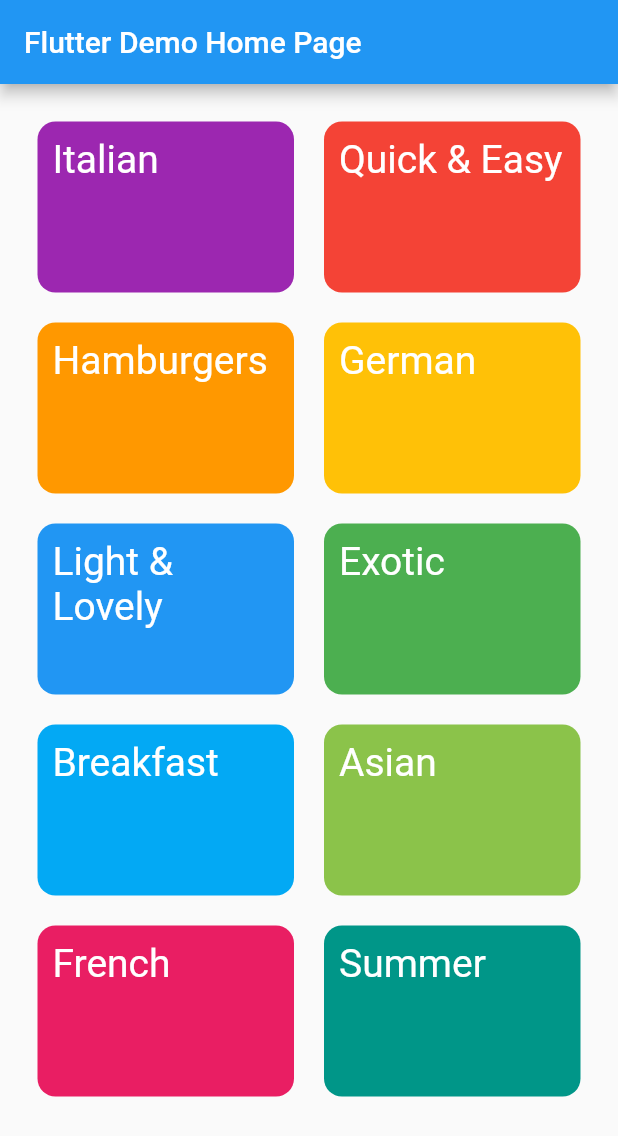
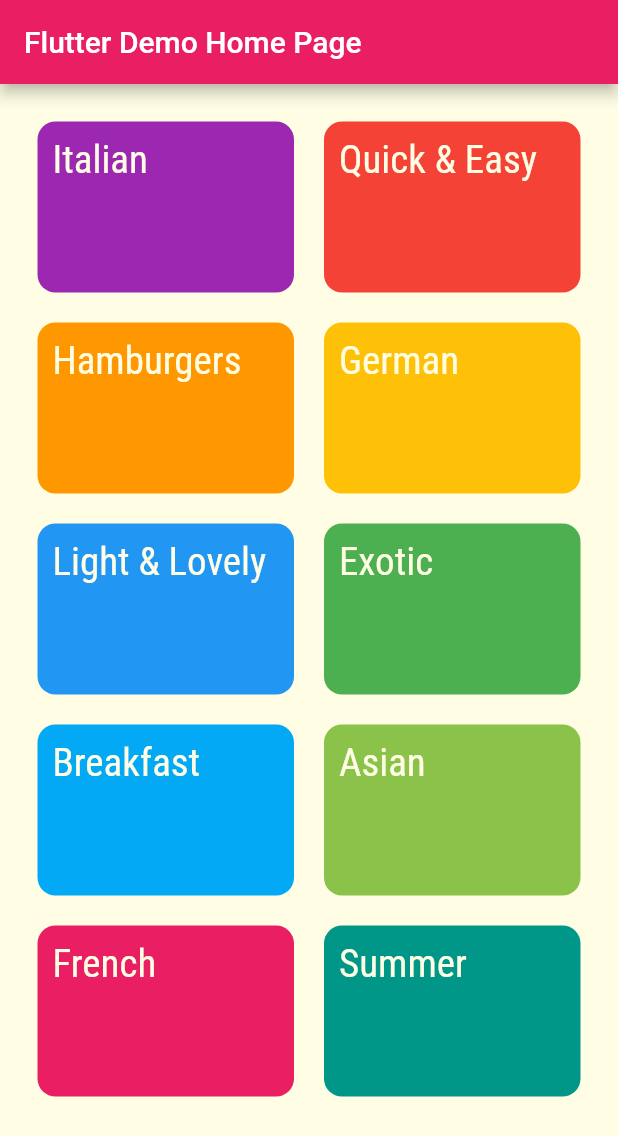
Before and after one commit to emad566/flutter_meal_app, a Flutter app: the screen it shows after launch, on a phone screen of 412 x 824 dp. Shown: the top 1136 px of the screen. Run offline on Flutter 3.47's test engine with Material 2 defaults, Android fonts, the phone set to English and light mode, and no system bars.

Commit message:
Theme data and CategoryItem Widget

```diff
--- a/lib/main.dart
+++ b/lib/main.dart
@@ -1,5 +1,6 @@
 import 'package:flutter/material.dart';
 import 'package:flutter_meal_app/screens/category_screen.dart';
+import 'package:flutter_meal_app/shared/theme_data.dart';
 
 void main() {
   runApp(const MyApp());
@@ -10,8 +11,9 @@ class MyApp extends StatelessWidget {
 
   @override
   Widget build(BuildContext context) {
-    return const MaterialApp(
+    return MaterialApp(
       title: 'Flutter Meal App',
+      theme: lightTheme,
       home:  MyHomePage(title: 'Flutter Demo Home Page'),
     );
   }
--- /dev/null
+++ b/lib/shared/theme_data.dart
@@ -0,0 +1,19 @@
+import 'package:flutter/material.dart';
+
+ThemeData lightTheme = ThemeData(
+  primarySwatch: Colors.pink,
+  accentColor: Colors.amber,
+  canvasColor: const Color.fromRGBO(255, 254, 229, 1),
+  textTheme: ThemeData.light().textTheme.copyWith(
+    bodySmall: const TextStyle(
+      color: Color.fromRGBO(255, 254, 229, 1),
+      fontFamily: 'RobotoCondensed',
+    ),
+    bodyMedium: const TextStyle(
+      color: Color.fromRGBO(255, 55, 0, 1),
+    ),
+    bodyLarge: const TextStyle(
+      color: Color.fromRGBO(254, 6, 70, 1),
+    ),
+  ),
+);
--- a/lib/widgets/category_item.dart
+++ b/lib/widgets/category_item.dart
@@ -18,7 +18,7 @@ class CategoryItem extends StatelessWidget {
           color: item.color,
         ),
         padding: const EdgeInsets.all(10.0),
-        child: myText(item.title, style: const TextStyle(color: Colors.white)),
+        child: myText(item.title, style: Theme.of(context).textTheme.bodySmall),
       ),
     );
   }
```
